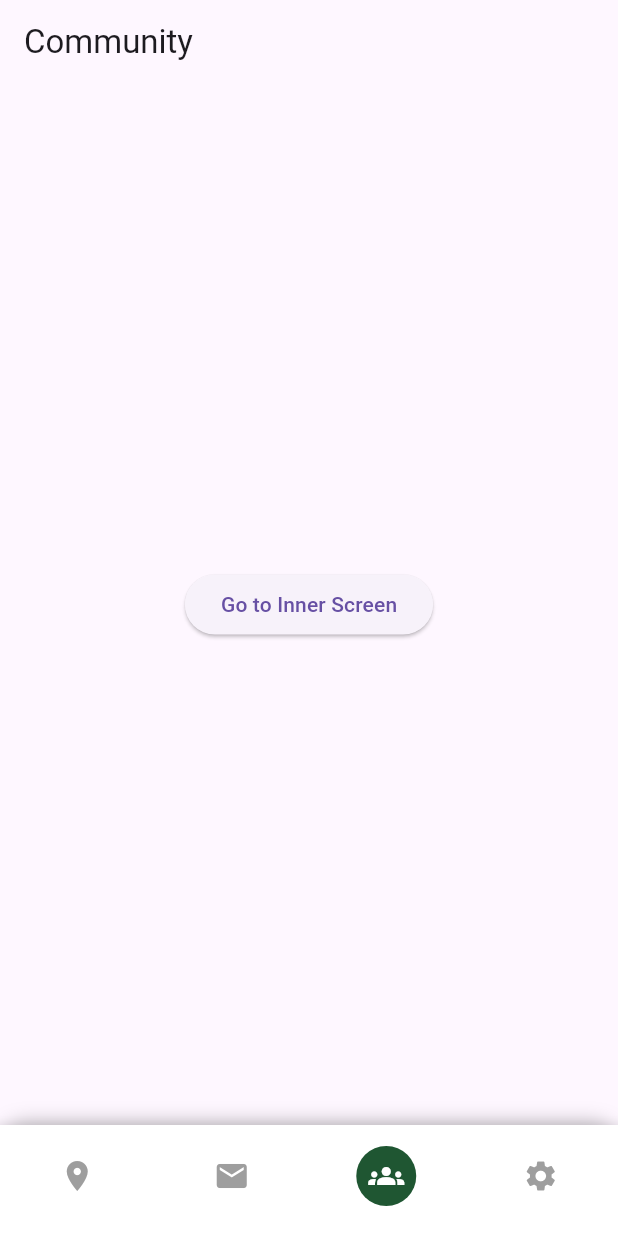
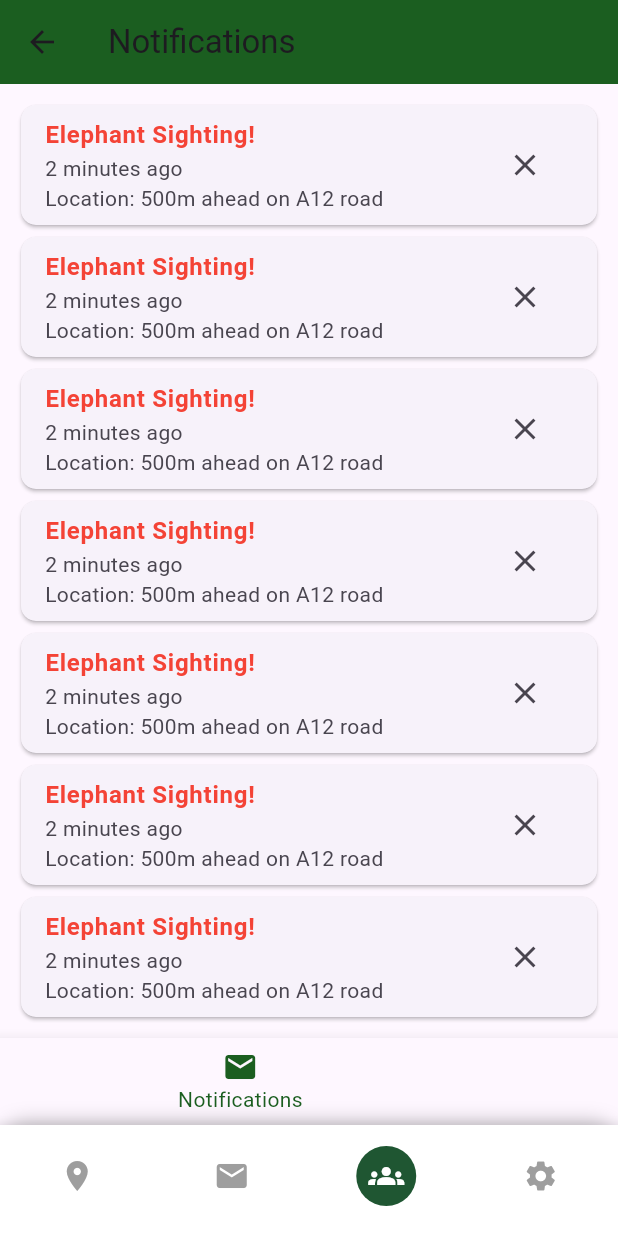
Before and after one commit to pavix0xd/EleEye, a Flutter app: the BottomNavBar screen opened directly, item 3 of the bottom bar chosen, on a phone screen of 412 x 824 dp. Run offline on Flutter 3.47's test engine with Material 3 defaults, Android fonts, the phone set to English and light mode, and no system bars; our stand-ins replace flutter_dotenv, google_maps_flutter, location, supabase_flutter; accounts and stored records are empty.

Commit message:
added notifi screen

```diff
--- a/mobile-frontend/lib/screens/bottom_nav_bar.dart
+++ b/mobile-frontend/lib/screens/bottom_nav_bar.dart
@@ -16,7 +16,7 @@ class _BottomNavBarState extends State<BottomNavBar> {
   final List<Widget> _pages = [
     LocationScreen(),
     MessageScreen(),
-    CommunityScreen(),
+    MyApp(),
     SettingsScreen(),
   ];
 
--- a/mobile-frontend/lib/screens/community_screen.dart
+++ b/mobile-frontend/lib/screens/community_screen.dart
@@ -1,21 +1,90 @@
 import 'package:flutter/material.dart';
-import 'settings_screen.dart';
+import 'package:flutter/material.dart';
 
-class CommunityScreen extends StatelessWidget {
+void main() {
+  runApp(MyApp());
+}
+
+class MyApp extends StatelessWidget {
+  @override
+  Widget build(BuildContext context) {
+    return MaterialApp(
+      debugShowCheckedModeBanner: false,
+      home: NotificationScreen(),
+    );
+  }
+}
+
+class NotificationScreen extends StatefulWidget {
+  @override
+  _NotificationScreenState createState() => _NotificationScreenState();
+}
+
+class _NotificationScreenState extends State<NotificationScreen> {
+  List<String> notifications = List.generate(
+      10, (index) => "Elephant Sighting!\nLocation: 500m ahead on A12 road");
+
   @override
   Widget build(BuildContext context) {
     return Scaffold(
-      appBar: AppBar(title: Text("Community")),
-      body: Center(
-        child: ElevatedButton(
-          onPressed: () {
-            Navigator.push(
-              context,
-              MaterialPageRoute(builder: (context) => SettingsScreen()),
+      appBar: AppBar(
+        leading: IconButton(
+          icon: Icon(Icons.arrow_back),
+          onPressed: () {},
+        ),
+        title: Text("Notifications"),
+        backgroundColor: Colors.green.shade900,
+      ),
+      body: Padding(
+        padding: const EdgeInsets.all(10.0),
+        child: ListView.builder(
+          itemCount: notifications.length,
+          itemBuilder: (context, index) {
+            return Dismissible(
+              key: Key(notifications[index]),
+              onDismissed: (direction) {
+                setState(() {
+                  notifications.removeAt(index);
+                });
+              },
+              background: Container(color: Colors.red),
+              child: Card(
+                shape: RoundedRectangleBorder(
+                    borderRadius: BorderRadius.circular(10)),
+                child: ListTile(
+                  title: Text(
+                    "Elephant Sighting!",
+                    style: TextStyle(
+                        color: Colors.red, fontWeight: FontWeight.bold),
+                  ),
+                  subtitle: Text("2 minutes ago\nLocation: 500m ahead on A12 road"),
+                  trailing: IconButton(
+                    icon: Icon(Icons.close),
+                    onPressed: () {
+                      setState(() {
+                        notifications.removeAt(index);
+                      });
+                    },
+                  ),
+                ),
+              ),
             );
           },
-          child: Text("Go to Inner Screen"),
         ),
+      ),
+      bottomNavigationBar: BottomNavigationBar(
+        items: [
+          BottomNavigationBarItem(
+              icon: Icon(Icons.location_on), label: "Map"),
+          BottomNavigationBarItem(
+              icon: Icon(Icons.email), label: "Notifications"),
+          BottomNavigationBarItem(
+              icon: Icon(Icons.group), label: "Community"),
+          BottomNavigationBarItem(
+              icon: Icon(Icons.settings), label: "Settings"),
+        ],
+        currentIndex: 1,
+        selectedItemColor: Colors.green.shade900,
       ),
     );
   }
```
Also changed, not shown: 1 other file.
